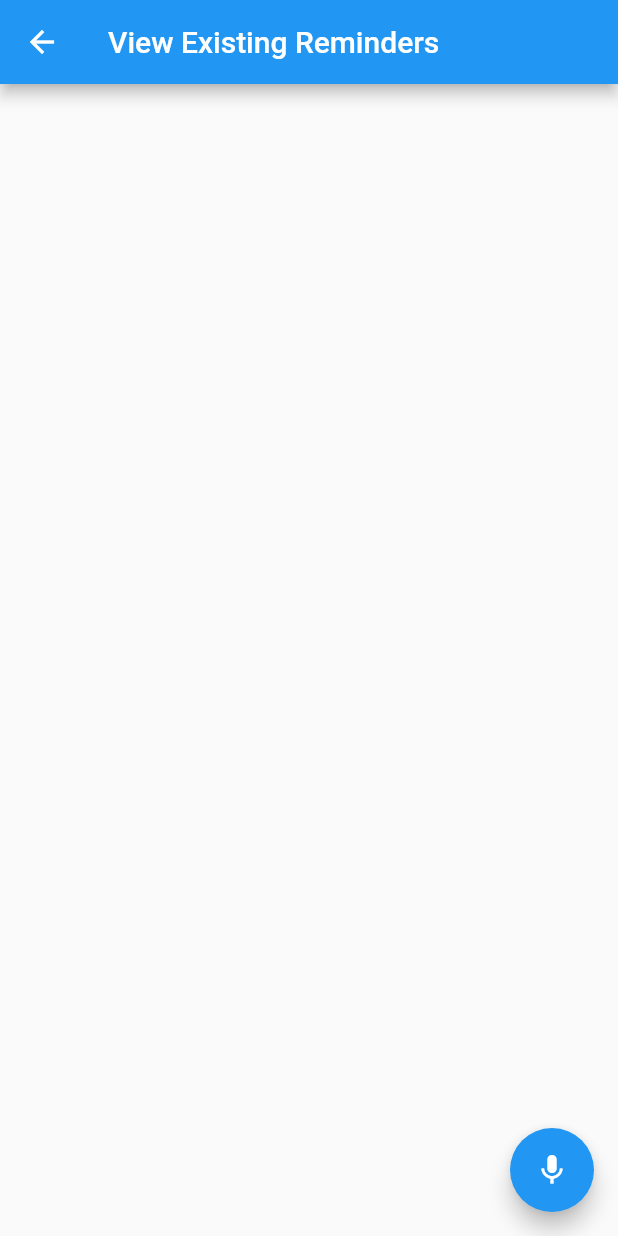
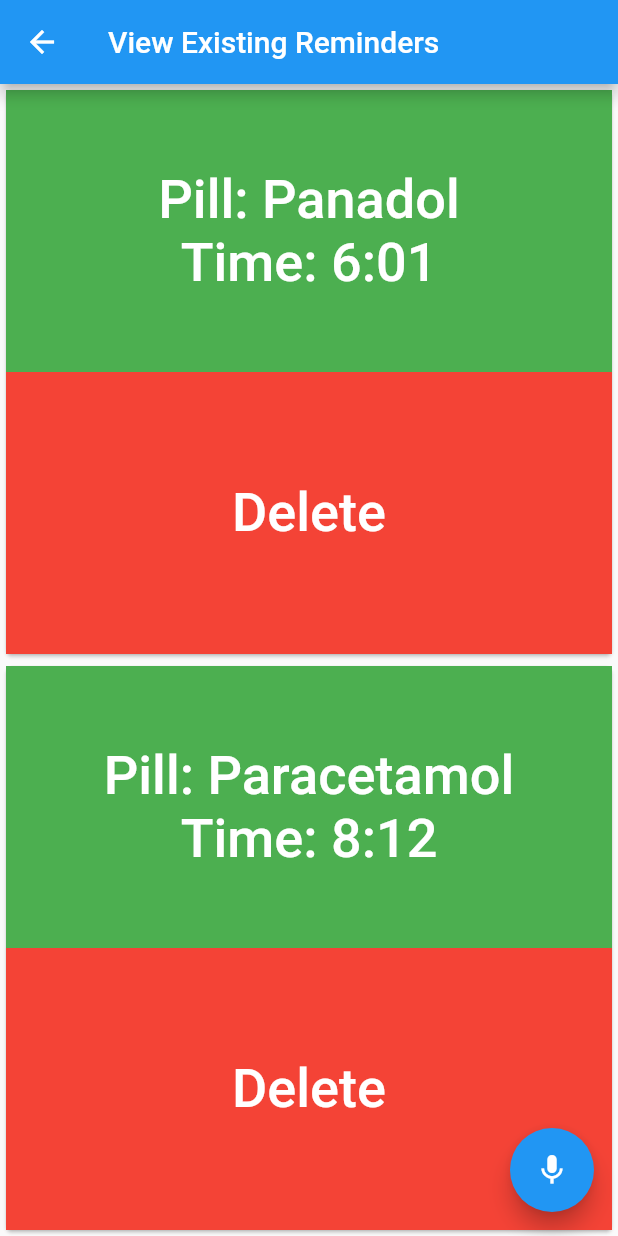
Before and after one commit to duongoku/pill_helper, a Flutter app: the ViewRemindersScreen screen opened directly, on a phone screen of 412 x 824 dp. Run offline on Flutter 3.47's test engine with Material 2 defaults, Android fonts, the phone set to English and light mode, and no system bars; our stand-ins replace flutter_local_notifications, flutter_tts, localstorage, speech_to_text, timezone.

Commit message:
Add default value part 2

```diff
--- a/lib/view_reminder.dart
+++ b/lib/view_reminder.dart
@@ -12,7 +12,29 @@
 
   @override
   Widget build(BuildContext context) {
-    List<dynamic> reminders = storage.getItem('reminders') ?? [];
+    List<dynamic> reminders = storage.getItem('reminders') ??
+        [
+          {
+            'medicineName': 'Panadol',
+            'Time': '6:01',
+          },
+          {
+            'medicineName': 'Paracetamol',
+            'Time': '8:12',
+          },
+          {
+            'medicineName': 'Tiffy',
+            'Time': '12:31',
+          },
+          {
+            'medicineName': 'Decolgen',
+            'Time': '15:11',
+          },
+          {
+            'medicineName': 'Vitamin B1',
+            'Time': '21:03',
+          }
+        ];
 
     return Scaffold(
       appBar: AppBar(
```
